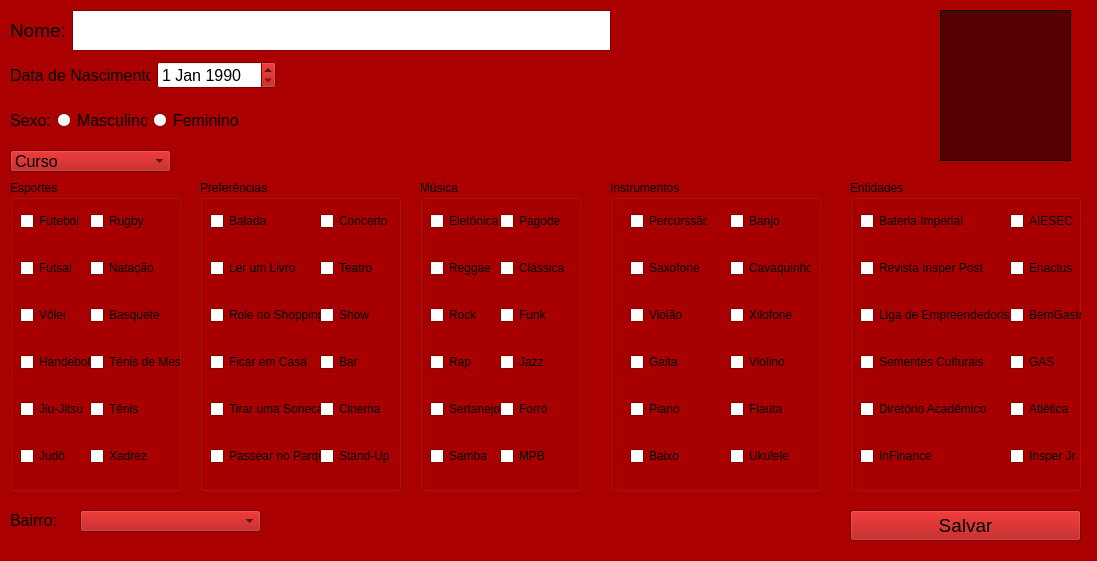
First picture: the form in InsperMatch.ui, repository joaoppc/ProjetoFinal_Artur_Joao_JoaoPedro_Felipe, before the edit.
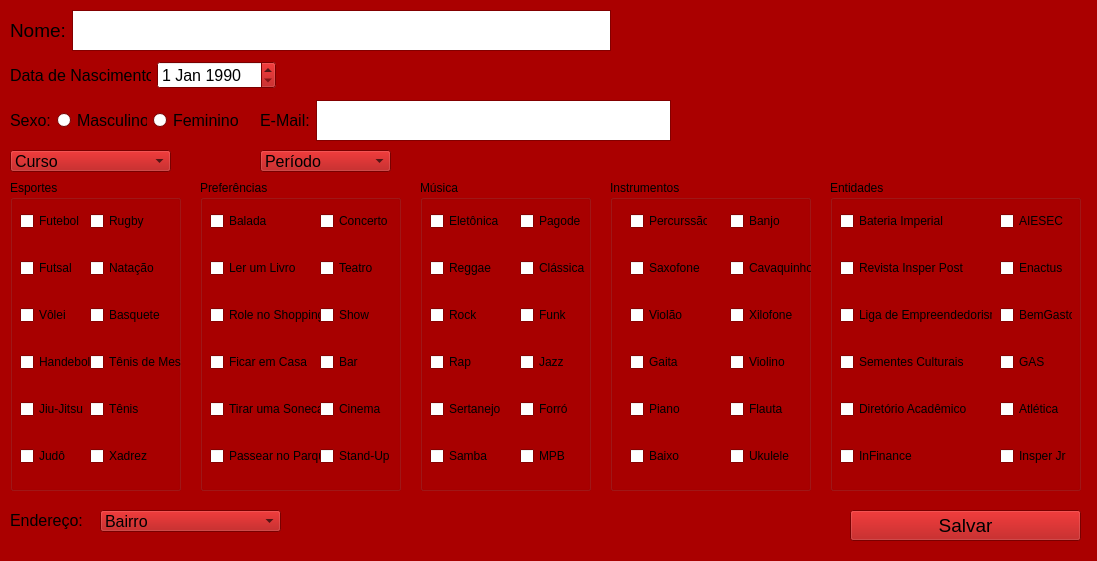
Second picture: the form after the edit. Icons and pictures are not drawn.

```diff
--- a/InsperMatch.ui
+++ b/InsperMatch.ui
@@ -432,19 +432,6 @@
    <iconset>
     <normaloff>../../../Pictures/raposa atlética.jpg</normaloff>../../../Pictures/raposa atlética.jpg</iconset>
   </property>
-  <widget class="QMdiArea" name="mdiArea">
-   <property name="geometry">
-    <rect>
-     <x>940</x>
-     <y>10</y>
-     <width>131</width>
-     <height>151</height>
-    </rect>
-   </property>
-   <property name="frameShape">
-    <enum>QFrame::Box</enum>
-   </property>
-  </widget>
   <widget class="QWidget" name="horizontalLayoutWidget">
    <property name="geometry">
     <rect>
@@ -609,7 +596,7 @@
     <rect>
      <x>10</x>
      <y>510</y>
-     <width>51</width>
+     <width>81</width>
      <height>21</height>
     </rect>
    </property>
@@ -619,13 +606,13 @@
     </font>
    </property>
    <property name="text">
-    <string>Bairro:</string>
+    <string>Endereço:</string>
    </property>
   </widget>
   <widget class="QComboBox" name="comboBox_2">
    <property name="geometry">
     <rect>
-     <x>80</x>
+     <x>100</x>
      <y>510</y>
      <width>181</width>
      <height>22</height>
@@ -638,7 +625,7 @@
    </property>
    <item>
     <property name="text">
-     <string/>
+     <string>Bairro</string>
     </property>
    </item>
    <item>
@@ -1350,7 +1337,7 @@
     <rect>
      <x>420</x>
      <y>180</y>
-     <width>161</width>
+     <width>171</width>
      <height>311</height>
     </rect>
    </property>
@@ -1414,7 +1401,7 @@
    <widget class="QWidget" name="verticalLayoutWidget_16">
     <property name="geometry">
      <rect>
-      <x>80</x>
+      <x>100</x>
       <y>10</y>
       <width>72</width>
       <height>301</height>
@@ -1471,7 +1458,7 @@
     <rect>
      <x>610</x>
      <y>180</y>
-     <width>211</width>
+     <width>201</width>
      <height>311</height>
     </rect>
    </property>
@@ -1590,9 +1577,9 @@
   <widget class="QGroupBox" name="groupBox_6">
    <property name="geometry">
     <rect>
-     <x>850</x>
+     <x>830</x>
      <y>180</y>
-     <width>231</width>
+     <width>251</width>
      <height>311</height>
     </rect>
    </property>
@@ -1611,6 +1598,27 @@
     <layout class="QVBoxLayout" name="verticalLayout_23">
      <item>
       <widget class="QCheckBox" name="checkBox_109">
+       <property name="toolTip">
+        <string>&lt;html&gt;&lt;head/&gt;&lt;body&gt;&lt;p&gt;&lt;span style=&quot; font-family:'Prelo-Book,Verdana'; font-size:16px; font-weight:296; color:#414042; background-color:#ffffff;&quot;&gt;A Bateria Imperial tem como objetivo contagiar os alunos do Insper, apoiar os atletas e cultivar o espírito de união dentro da faculdade. Fundada em 2009, sempre marca presença em competições  universitárias e torneios de baterias, além de participar de apresentações e eventos realizados pela faculdade ou por outras entidades estudantis.&lt;/span&gt;&lt;/p&gt;&lt;/body&gt;&lt;/html&gt;</string>
+       </property>
+       <property name="toolTipDuration">
+        <number>100000</number>
+       </property>
+       <property name="statusTip">
+        <string/>
+       </property>
+       <property name="whatsThis">
+        <string/>
+       </property>
+       <property name="accessibleName">
+        <string/>
+       </property>
+       <property name="accessibleDescription">
+        <string/>
+       </property>
+       <property name="layoutDirection">
+        <enum>Qt::LeftToRight</enum>
+       </property>
        <property name="text">
         <string>Bateria Imperial</string>
        </property>
@@ -1656,7 +1664,7 @@
    <widget class="QWidget" name="verticalLayoutWidget_24">
     <property name="geometry">
      <rect>
-      <x>160</x>
+      <x>170</x>
       <y>10</y>
       <width>73</width>
       <height>301</height>
@@ -1708,6 +1716,122 @@
     </layout>
    </widget>
   </widget>
+  <widget class="QComboBox" name="comboBox_3">
+   <property name="geometry">
+    <rect>
+     <x>260</x>
+     <y>150</y>
+     <width>131</width>
+     <height>22</height>
+    </rect>
+   </property>
+   <property name="font">
+    <font>
+     <pointsize>12</pointsize>
+    </font>
+   </property>
+   <item>
+    <property name="text">
+     <string>Período</string>
+    </property>
+   </item>
+   <item>
+    <property name="text">
+     <string>1</string>
+    </property>
+   </item>
+   <item>
+    <property name="text">
+     <string>2</string>
+    </property>
+   </item>
+   <item>
+    <property name="text">
+     <string>3</string>
+    </property>
+   </item>
+   <item>
+    <property name="text">
+     <string>4</string>
+    </property>
+   </item>
+   <item>
+    <property name="text">
+     <string>5</string>
+    </property>
+   </item>
+   <item>
+    <property name="text">
+     <string>6</string>
+    </property>
+   </item>
+   <item>
+    <property name="text">
+     <string>7</string>
+    </property>
+   </item>
+   <item>
+    <property name="text">
+     <string>8</string>
+    </property>
+   </item>
+   <item>
+    <property name="text">
+     <string>9</string>
+    </property>
+   </item>
+   <item>
+    <property name="text">
+     <string>10</string>
+    </property>
+   </item>
+  </widget>
+  <widget class="QLabel" name="label_5">
+   <property name="geometry">
+    <rect>
+     <x>940</x>
+     <y>20</y>
+     <width>121</width>
+     <height>141</height>
+    </rect>
+   </property>
+   <property name="text">
+    <string/>
+   </property>
+  </widget>
+  <widget class="QWidget" name="horizontalLayoutWidget_4">
+   <property name="geometry">
+    <rect>
+     <x>260</x>
+     <y>100</y>
+     <width>411</width>
+     <height>41</height>
+    </rect>
+   </property>
+   <layout class="QHBoxLayout" name="horizontalLayout_4">
+    <item>
+     <widget class="QLabel" name="label_6">
+      <property name="font">
+       <font>
+        <pointsize>12</pointsize>
+       </font>
+      </property>
+      <property name="text">
+       <string>E-Mail:</string>
+      </property>
+     </widget>
+    </item>
+    <item>
+     <widget class="QTextEdit" name="textEdit_2">
+      <property name="font">
+       <font>
+        <pointsize>16</pointsize>
+       </font>
+      </property>
+     </widget>
+    </item>
+   </layout>
+  </widget>
  </widget>
  <resources/>
  <connections/>
```
Left out of the diff: 95 changed lines with no effect on the pictures.
